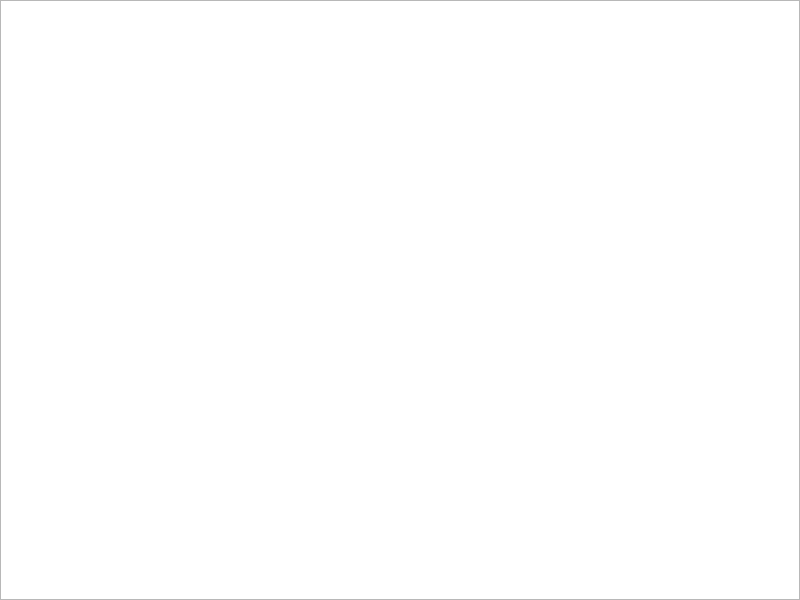
This is mainwindow.ui in CarbonK/pd2-Angrybird as Qt 5 draws it before an edit. The edited form follows.
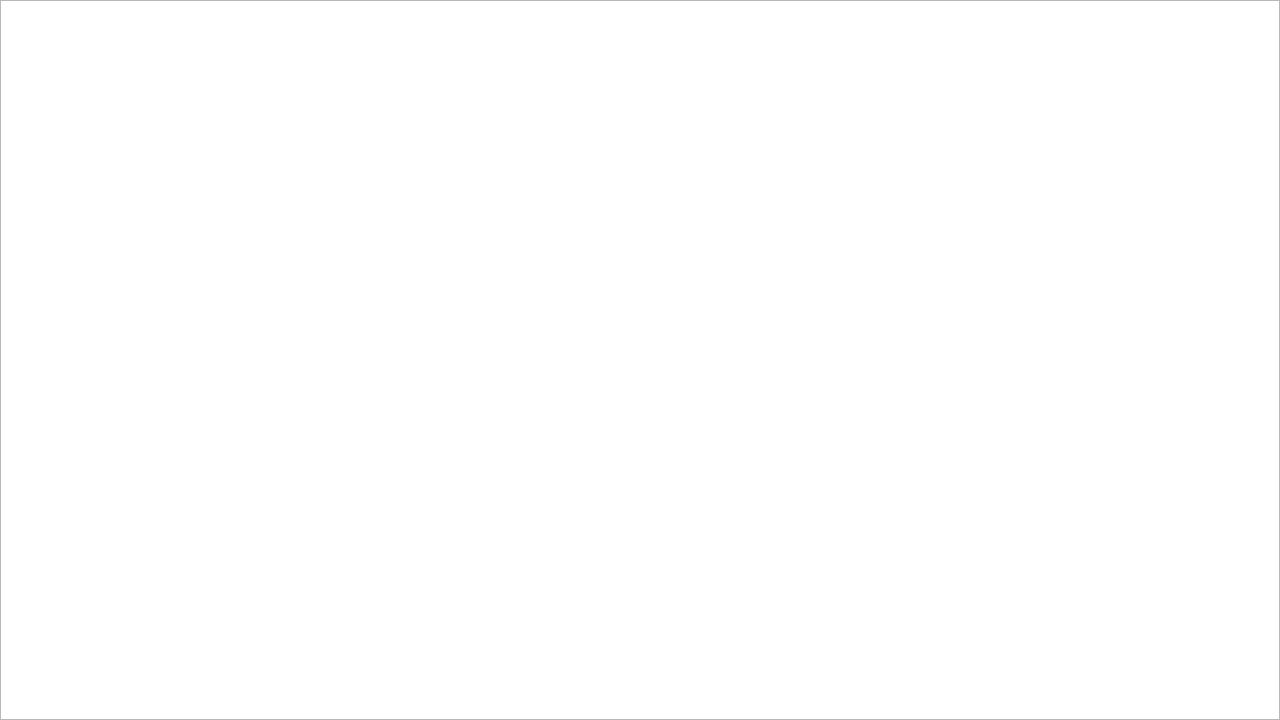
This is the edited form. Icons and pictures are not drawn.

Patch:
```diff
--- a/mainwindow.ui
+++ b/mainwindow.ui
@@ -6,20 +6,20 @@
    <rect>
     <x>0</x>
     <y>0</y>
-    <width>800</width>
-    <height>600</height>
+    <width>1280</width>
+    <height>720</height>
    </rect>
   </property>
   <property name="minimumSize">
    <size>
-    <width>800</width>
-    <height>600</height>
+    <width>1280</width>
+    <height>720</height>
    </size>
   </property>
   <property name="maximumSize">
    <size>
-    <width>800</width>
-    <height>600</height>
+    <width>1280</width>
+    <height>720</height>
    </size>
   </property>
   <property name="windowTitle">
@@ -31,14 +31,14 @@
   <widget class="QWidget" name="centralWidget">
    <property name="minimumSize">
     <size>
-     <width>800</width>
-     <height>600</height>
+     <width>1280</width>
+     <height>720</height>
     </size>
    </property>
    <property name="maximumSize">
     <size>
-     <width>800</width>
-     <height>600</height>
+     <width>1280</width>
+     <height>720</height>
     </size>
    </property>
    <widget class="QGraphicsView" name="graphicsView">
@@ -46,20 +46,20 @@
      <rect>
       <x>0</x>
       <y>0</y>
-      <width>800</width>
-      <height>600</height>
+      <width>1280</width>
+      <height>720</height>
      </rect>
     </property>
     <property name="minimumSize">
      <size>
-      <width>800</width>
-      <height>600</height>
+      <width>1280</width>
+      <height>720</height>
      </size>
     </property>
     <property name="maximumSize">
      <size>
-      <width>800</width>
-      <height>600</height>
+      <width>1280</width>
+      <height>720</height>
      </size>
     </property>
     <property name="verticalScrollBarPolicy">
```
